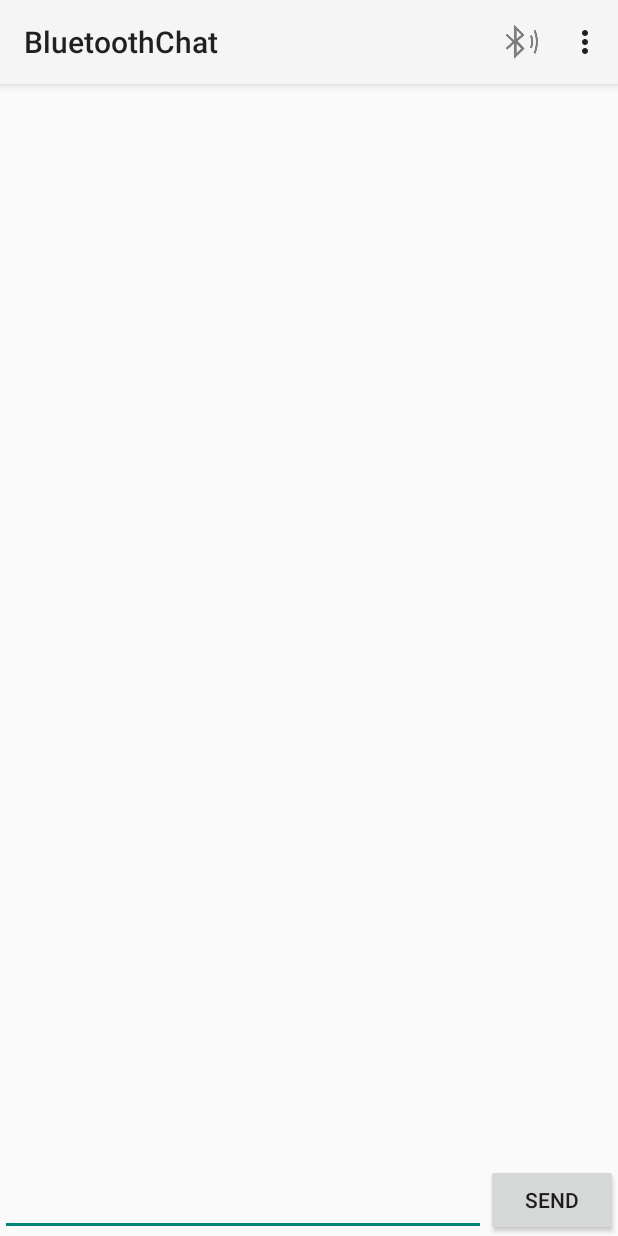
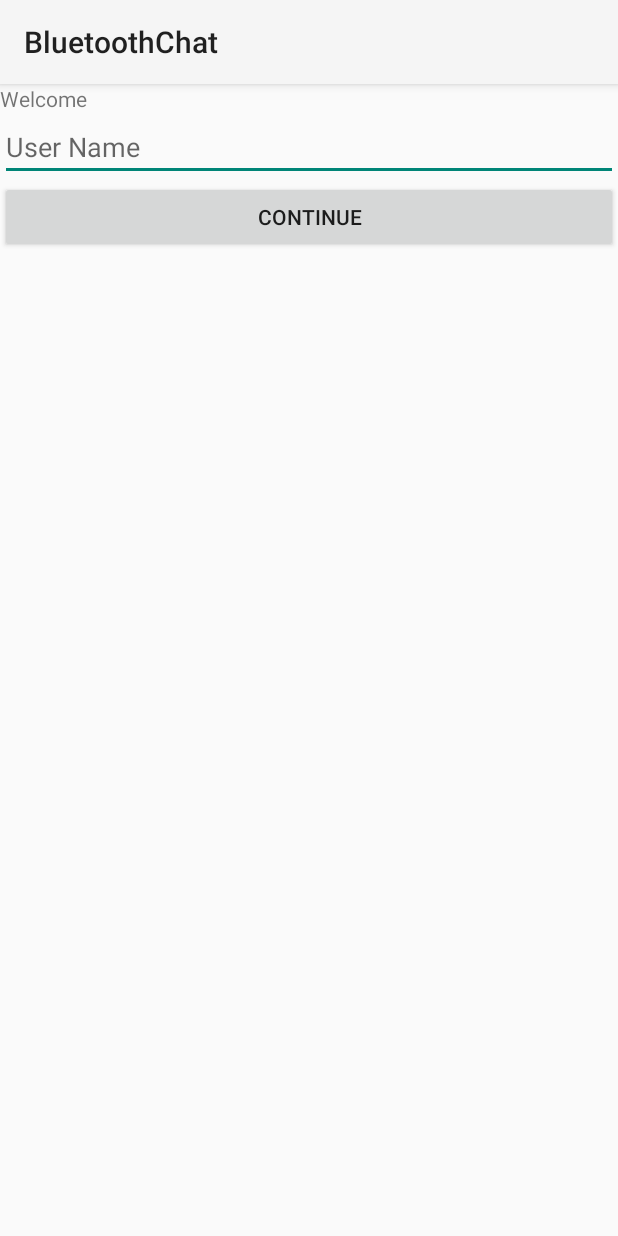
Before and after one commit to Gaurav-Deshkar/bchat, an Android app: the screen it shows after launch (MainActivity), on a phone screen of 412 x 824 dp. Run offline under Robolectric (Android 15) with nearby library versions, the phone set to English and light mode, and no system bars.

Commit message:
removed chat view and added user info view and also saving user name

```diff
--- a/Application/src/main/java/com/example/android/bluetoothchat/MainActivity.java
+++ b/Application/src/main/java/com/example/android/bluetoothchat/MainActivity.java
@@ -17,22 +17,21 @@
 
 package com.example.android.bluetoothchat;
 
+import android.content.Context;
+import android.content.SharedPreferences;
 import android.os.Bundle;
+import android.support.annotation.NonNull;
 import android.support.v4.app.FragmentTransaction;
-import android.view.Menu;
-import android.view.MenuItem;
-import android.widget.ViewAnimator;
+import android.view.View;
+import android.widget.Button;
+import android.widget.EditText;
 
 import com.example.android.common.activities.SampleActivityBase;
-import com.example.android.common.logger.Log;
-import com.example.android.common.logger.LogFragment;
-import com.example.android.common.logger.LogWrapper;
-import com.example.android.common.logger.MessageOnlyLogFilter;
 
 /**
  * A simple launcher activity containing a summary sample description, sample log and a custom
  * {@link android.support.v4.app.Fragment} which can display a view.
- * <p>
+ * <p/>
  * For devices with displays with a width of 720dp or greater, the sample log is always visible,
  * on other devices it's visibility is controlled by an item on the Action Bar.
  */
@@ -41,14 +40,52 @@ public class MainActivity extends SampleActivityBase {
     public static final String TAG = "MainActivity";
 
     // Whether the Log Fragment is currently shown
-    private boolean mLogShown;
+    EditText userNameEditText;
+    Button continueButton;
+    View fragmentView;
+    View userView;
+    SharedPreferences sharedPref;
 
     @Override
     protected void onCreate(Bundle savedInstanceState) {
         super.onCreate(savedInstanceState);
         setContentView(R.layout.activity_main);
+        sharedPref = this.getPreferences(Context.MODE_PRIVATE);
 
-        if (savedInstanceState == null) {
+        fragmentView = findViewById(R.id.sample_content_fragment);
+        userView = findViewById(R.id.user_view);
+
+        if (hasUser()) {
+            showChatFragment();
+            return;
+        }
+        userNameEditText = (EditText) findViewById(R.id.user_name);
+        continueButton = (Button) findViewById(R.id.btn_continue);
+        continueButton.setOnClickListener(new View.OnClickListener() {
+            @Override
+            public void onClick(View v) {
+                saveUser();
+                showChatFragment();
+            }
+        });
+    }
+
+    private void saveUser() {
+        String userName = userNameEditText.getText().toString();
+        if (userName != null || !userName.trim().isEmpty()) {
+            SharedPreferences.Editor editor = sharedPref.edit();
+            editor.putString(getString(R.string.saved_user_name), userName);
+            editor.commit();
+        }
+
+    }
+
+
+    private void showChatFragment() {
+
+        if (hasUser()) {
+            userView.setVisibility(View.GONE);
+            fragmentView.setVisibility(View.VISIBLE);
             FragmentTransaction transaction = getSupportFragmentManager().beginTransaction();
             BluetoothChatFragment fragment = new BluetoothChatFragment();
             transaction.replace(R.id.sample_content_fragment, fragment);
@@ -56,20 +93,13 @@ public class MainActivity extends SampleActivityBase {
         }
     }
 
-    @Override
-    public boolean onCreateOptionsMenu(Menu menu) {
-        getMenuInflater().inflate(R.menu.main, menu);
-        return true;
+    @NonNull
+    private boolean hasUser() {
+        String userName = sharedPref.getString(getString(R.string.saved_user_name), "");
+
+        return !userName.isEmpty();
     }
 
-    @Override
-    public boolean onPrepareOptionsMenu(Menu menu) {
-        MenuItem logToggle = menu.findItem(R.id.menu_toggle_log);
-        logToggle.setVisible(findViewById(R.id.sample_output) instanceof ViewAnimator);
-        logToggle.setTitle(mLogShown ? R.string.sample_hide_log : R.string.sample_show_log);
-
-        return super.onPrepareOptionsMenu(menu);
-    }
 
     /** Create a chain of targets that will receive log data */
 }
--- a/Application/src/main/res/layout-w720dp/activity_main.xml
+++ /dev/null
@@ -1,71 +0,0 @@
-<!--
-  Copyright 2013 The Android Open Source Project
-
-  Licensed under the Apache License, Version 2.0 (the "License");
-  you may not use this file except in compliance with the License.
-  You may obtain a copy of the License at
-
-      http://www.apache.org/licenses/LICENSE-2.0
-
-  Unless required by applicable law or agreed to in writing, software
-  distributed under the License is distributed on an "AS IS" BASIS,
-  WITHOUT WARRANTIES OR CONDITIONS OF ANY KIND, either express or implied.
-  See the License for the specific language governing permissions and
-  limitations under the License.
-  -->
-<LinearLayout
-      xmlns:android="http://schemas.android.com/apk/res/android"
-      android:orientation="horizontal"
-      android:layout_width="match_parent"
-      android:layout_height="match_parent"
-      android:id="@+id/sample_main_layout">
-
-    <LinearLayout
-          android:id="@+id/sample_output"
-          android:layout_width="0px"
-          android:layout_height="match_parent"
-          android:layout_weight="1"
-          android:orientation="vertical">
-
-        <FrameLayout
-              style="@style/Widget.SampleMessageTile"
-              android:layout_width="match_parent"
-              android:layout_height="wrap_content">
-
-            <TextView
-                  style="@style/Widget.SampleMessage"
-                  android:layout_width="match_parent"
-                  android:layout_height="wrap_content"
-                  android:paddingLeft="@dimen/margin_medium"
-                  android:paddingRight="@dimen/margin_medium"
-                  android:paddingTop="@dimen/margin_large"
-                  android:paddingBottom="@dimen/margin_large"
-                  android:text="@string/intro_message" />
-        </FrameLayout>
-
-        <View
-              android:layout_width="match_parent"
-              android:layout_height="1dp"
-              android:background="@android:color/darker_gray" />
-
-        <fragment
-              android:name="com.example.android.common.logger.LogFragment"
-              android:id="@+id/log_fragment"
-              android:layout_width="match_parent"
-              android:layout_height="0px"
-              android:layout_weight="1" />
-
-    </LinearLayout>
-
-    <View
-          android:layout_width="1dp"
-          android:layout_height="match_parent"
-          android:background="@android:color/darker_gray" />
-
-    <FrameLayout
-          android:id="@+id/sample_content_fragment"
-          android:layout_weight="2"
-          android:layout_width="0px"
-          android:layout_height="match_parent" />
-
-</LinearLayout>
--- a/Application/src/main/res/layout/activity_main.xml
+++ b/Application/src/main/res/layout/activity_main.xml
@@ -19,8 +19,31 @@
       android:layout_width="match_parent"
       android:layout_height="match_parent"
       android:id="@+id/sample_main_layout">
+    <LinearLayout
+        android:id="@+id/user_view"
+        android:layout_width="match_parent"
+        android:layout_height="wrap_content"
+        android:orientation="vertical">
 
+        <TextView
+            android:layout_width="match_parent"
+            android:layout_height="match_parent"
+            android:text="@string/welcome" />
+
+        <EditText
+            android:id="@+id/user_name"
+            android:layout_width="match_parent"
+            android:layout_height="wrap_content"
+            android:hint="@string/user_name" />
+
+        <Button
+            android:id="@+id/btn_continue"
+            android:layout_width="match_parent"
+            android:layout_height="wrap_content"
+            android:text="@string/label_continue" />
+    </LinearLayout>
     <FrameLayout
+        android:visibility="gone"
           android:id="@+id/sample_content_fragment"
           android:layout_weight="2"
           android:layout_width="match_parent"
--- a/Application/src/main/res/layout/fragment_bluetooth_chat.xml
+++ b/Application/src/main/res/layout/fragment_bluetooth_chat.xml
@@ -19,31 +19,39 @@
               android:layout_height="match_parent"
               android:orientation="vertical" >
 
-    <ListView
-        android:id="@+id/in"
-        android:layout_width="match_parent"
-        android:layout_height="match_parent"
-        android:layout_weight="1"
-        android:stackFromBottom="true"
-        android:transcriptMode="alwaysScroll" />
+    <!--<ListView-->
+        <!--android:id="@+id/in"-->
+        <!--android:layout_width="match_parent"-->
+        <!--android:layout_height="match_parent"-->
+        <!--android:layout_weight="1"-->
+        <!--android:stackFromBottom="true"-->
+        <!--android:transcriptMode="alwaysScroll" />-->
 
-    <LinearLayout
+    <!--<LinearLayout-->
+        <!--android:layout_width="match_parent"-->
+        <!--android:layout_height="wrap_content"-->
+        <!--android:orientation="horizontal" >-->
+
+        <!--<EditText-->
+            <!--android:id="@+id/edit_text_out"-->
+            <!--android:layout_width="wrap_content"-->
+            <!--android:layout_height="wrap_content"-->
+            <!--android:layout_gravity="bottom"-->
+            <!--android:layout_weight="1" />-->
+
+        <!--<Button-->
+            <!--android:id="@+id/button_send"-->
+            <!--android:layout_width="wrap_content"-->
+            <!--android:layout_height="wrap_content"-->
+            <!--android:text="@string/send" />-->
+    <!--</LinearLayout>-->
+    <TextView
+        android:id="@+id/lastMessage"
         android:layout_width="match_parent"
         android:layout_height="wrap_content"
-        android:orientation="horizontal" >
+        android:gravity="center"
+        android:layout_gravity="center"
+        android:text="@string/welcome"/>
 
-        <EditText
-            android:id="@+id/edit_text_out"
-            android:layout_width="wrap_content"
-            android:layout_height="wrap_content"
-            android:layout_gravity="bottom"
-            android:layout_weight="1" />
-
-        <Button
-            android:id="@+id/button_send"
-            android:layout_width="wrap_content"
-            android:layout_height="wrap_content"
-            android:text="@string/send" />
-    </LinearLayout>
 
 </LinearLayout>
--- a/Application/src/main/res/menu/main.xml
+++ /dev/null
@@ -1,21 +0,0 @@
-<!--
-  Copyright 2013 The Android Open Source Project
-
-  Licensed under the Apache License, Version 2.0 (the "License");
-  you may not use this file except in compliance with the License.
-  You may obtain a copy of the License at
-
-      http://www.apache.org/licenses/LICENSE-2.0
-
-  Unless required by applicable law or agreed to in writing, software
-  distributed under the License is distributed on an "AS IS" BASIS,
-  WITHOUT WARRANTIES OR CONDITIONS OF ANY KIND, either express or implied.
-  See the License for the specific language governing permissions and
-  limitations under the License.
-  -->
-
-<menu xmlns:android="http://schemas.android.com/apk/res/android">
-    <item android:id="@+id/menu_toggle_log"
-          android:showAsAction="always"
-          android:title="@string/sample_show_log" />
-</menu>
--- a/Application/src/main/res/values/strings.xml
+++ b/Application/src/main/res/values/strings.xml
@@ -1,5 +1,4 @@
-<?xml version="1.0" encoding="utf-8"?>
-<!-- Copyright (C) 2014 The Android Open Source Project
+<?xml version="1.0" encoding="utf-8"?><!-- Copyright (C) 2014 The Android Open Source Project
 
      Licensed under the Apache License, Version 2.0 (the "License");
      you may not use this file except in compliance with the License.
@@ -38,4 +37,9 @@
     <string name="insecure_connect">Connect a device - Insecure</string>
     <string name="discoverable">Make discoverable</string>
 
+    <string name="welcome">Welcome</string>
+    <string name="user_name">User Name</string>
+    <string name="label_continue">Continue</string>
+    <string name="saved_user_name">saved_user</string>
+
 </resources>
```
Also changed, not shown: Application/build.gradle (+7 -8 lines), Application/src/main/java/com/example/android/bluetoothchat/BluetoothChatFragment.java (+55 -50 lines), Application/src/main/java/com/example/android/bluetoothchat/BluetoothChatService.java (+28 -6 lines).
